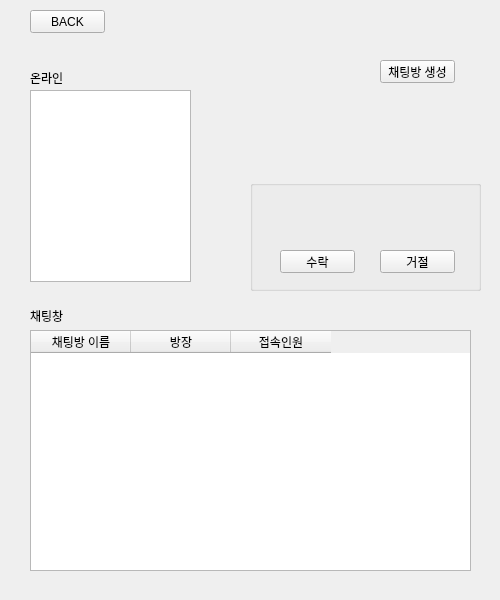
The window that ksi/untitled.ui (ChoiJiHyeok/TCP-chatting) describes before a commit, drawn with Qt 5.
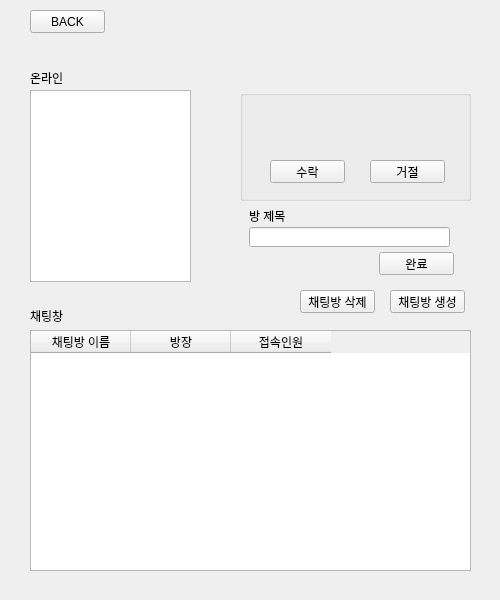
The same window after the commit.

Diff of the .ui file:
```diff
--- a/ksi/untitled.ui
+++ b/ksi/untitled.ui
@@ -144,89 +144,11 @@
       </property>
      </column>
     </widget>
-    <widget class="QStackedWidget" name="sw_open_chat">
-     <property name="geometry">
-      <rect>
-       <x>230</x>
-       <y>80</y>
-       <width>231</width>
-       <height>81</height>
-      </rect>
-     </property>
-     <property name="currentIndex">
-      <number>0</number>
-     </property>
-     <widget class="QWidget" name="page_4"/>
-     <widget class="QWidget" name="page_5">
-      <widget class="QLineEdit" name="le_chat_room">
-       <property name="geometry">
-        <rect>
-         <x>10</x>
-         <y>17</y>
-         <width>201</width>
-         <height>20</height>
-        </rect>
-       </property>
-      </widget>
-      <widget class="QLabel" name="label_4">
-       <property name="geometry">
-        <rect>
-         <x>10</x>
-         <y>0</y>
-         <width>56</width>
-         <height>12</height>
-        </rect>
-       </property>
-       <property name="text">
-        <string>방 제목</string>
-       </property>
-      </widget>
-      <widget class="QPushButton" name="btn_room_fns">
-       <property name="geometry">
-        <rect>
-         <x>140</x>
-         <y>42</y>
-         <width>75</width>
-         <height>23</height>
-        </rect>
-       </property>
-       <property name="text">
-        <string>완료</string>
-       </property>
-      </widget>
-     </widget>
-    </widget>
-    <widget class="QPushButton" name="btn_chat_open">
-     <property name="geometry">
-      <rect>
-       <x>380</x>
-       <y>60</y>
-       <width>75</width>
-       <height>23</height>
-      </rect>
-     </property>
-     <property name="text">
-      <string>채팅방 생성</string>
-     </property>
-    </widget>
-    <widget class="QLabel" name="lb_open_room">
-     <property name="geometry">
-      <rect>
-       <x>250</x>
-       <y>160</y>
-       <width>201</width>
-       <height>20</height>
-      </rect>
-     </property>
-     <property name="text">
-      <string/>
-     </property>
-    </widget>
     <widget class="QGroupBox" name="gb_invite_msg">
      <property name="geometry">
       <rect>
-       <x>250</x>
-       <y>180</y>
+       <x>240</x>
+       <y>90</y>
        <width>231</width>
        <height>111</height>
       </rect>
@@ -274,6 +196,97 @@
       </property>
      </widget>
     </widget>
+    <widget class="QLabel" name="lb_open_room">
+     <property name="geometry">
+      <rect>
+       <x>250</x>
+       <y>181</y>
+       <width>201</width>
+       <height>20</height>
+      </rect>
+     </property>
+     <property name="text">
+      <string/>
+     </property>
+    </widget>
+    <widget class="QPushButton" name="btn_chat_delete">
+     <property name="geometry">
+      <rect>
+       <x>300</x>
+       <y>290</y>
+       <width>75</width>
+       <height>23</height>
+      </rect>
+     </property>
+     <property name="text">
+      <string>채팅방 삭제</string>
+     </property>
+    </widget>
+    <widget class="QPushButton" name="btn_chat_open">
+     <property name="geometry">
+      <rect>
+       <x>390</x>
+       <y>290</y>
+       <width>75</width>
+       <height>23</height>
+      </rect>
+     </property>
+     <property name="text">
+      <string>채팅방 생성</string>
+     </property>
+    </widget>
+    <widget class="QStackedWidget" name="sw_open_chat">
+     <property name="geometry">
+      <rect>
+       <x>239</x>
+       <y>210</y>
+       <width>231</width>
+       <height>81</height>
+      </rect>
+     </property>
+     <property name="currentIndex">
+      <number>1</number>
+     </property>
+     <widget class="QWidget" name="page_6"/>
+     <widget class="QWidget" name="page_7">
+      <widget class="QLineEdit" name="le_chat_room_">
+       <property name="geometry">
+        <rect>
+         <x>10</x>
+         <y>17</y>
+         <width>201</width>
+         <height>20</height>
+        </rect>
+       </property>
+      </widget>
+      <widget class="QLabel" name="label_5">
+       <property name="geometry">
+        <rect>
+         <x>10</x>
+         <y>0</y>
+         <width>56</width>
+         <height>12</height>
+        </rect>
+       </property>
+       <property name="text">
+        <string>방 제목</string>
+       </property>
+      </widget>
+      <widget class="QPushButton" name="btn_room_finish">
+       <property name="geometry">
+        <rect>
+         <x>140</x>
+         <y>42</y>
+         <width>75</width>
+         <height>23</height>
+        </rect>
+       </property>
+       <property name="text">
+        <string>완료</string>
+       </property>
+      </widget>
+     </widget>
+    </widget>
    </widget>
    <widget class="QWidget" name="page_3">
     <widget class="QPushButton" name="btn_send_message">
```
